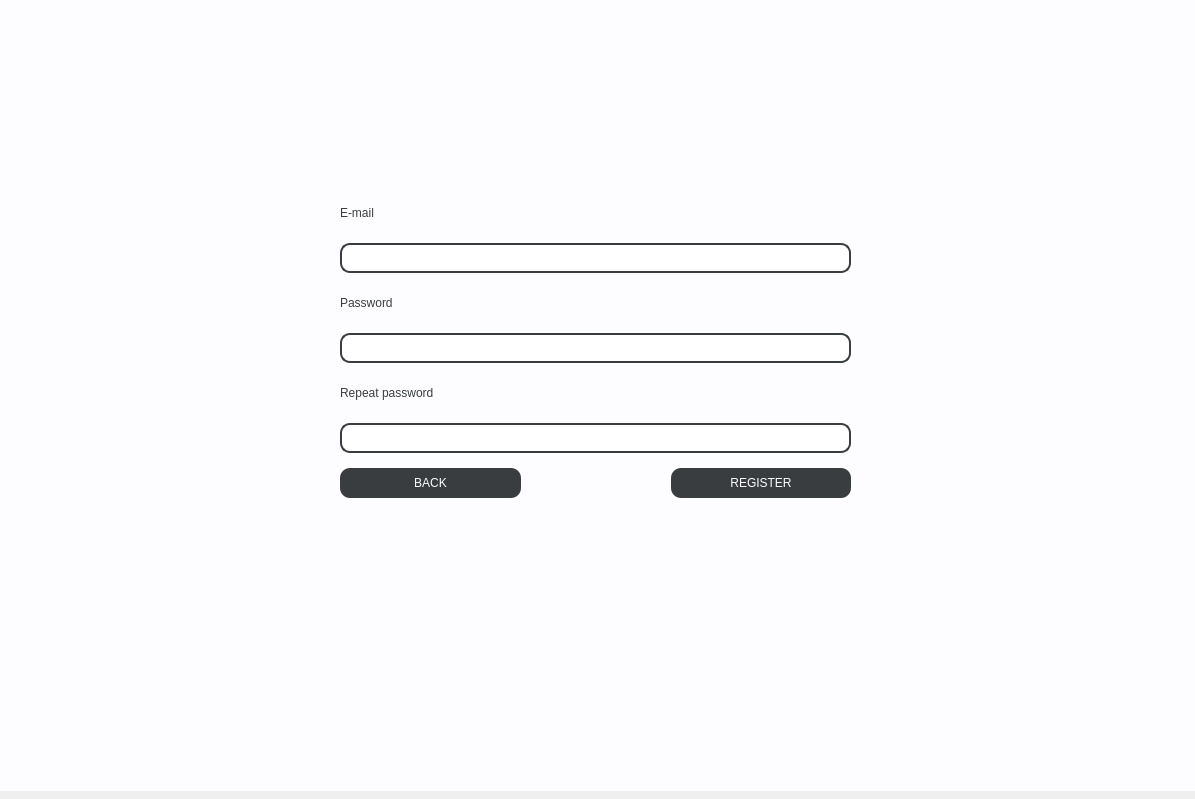
This is venv/UI/registration.ui in wcislak97/PKracker as Qt 5 draws it before an edit. The edited form follows.
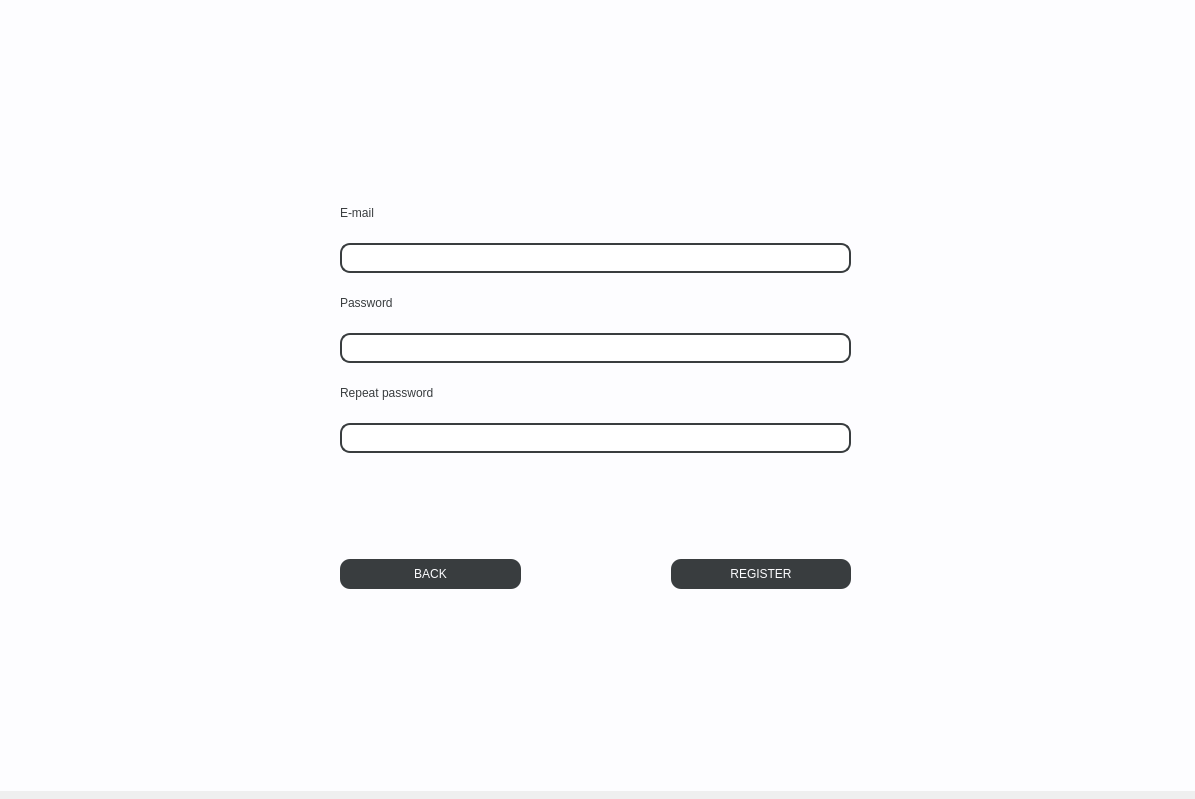
This is the edited form.

Commit message: info in labels + basic main app interactions

What changed in the file:
```diff
--- a/venv/UI/registration.ui
+++ b/venv/UI/registration.ui
@@ -180,6 +180,13 @@
          </property>
         </widget>
        </item>
+       <item>
+        <widget class="QLabel" name="lbl_message">
+         <property name="text">
+          <string> </string>
+         </property>
+        </widget>
+       </item>
        <item>
         <layout class="QHBoxLayout" name="horizontalLayout">
          <property name="spacing">
```
The commit also changes 7 other files.
